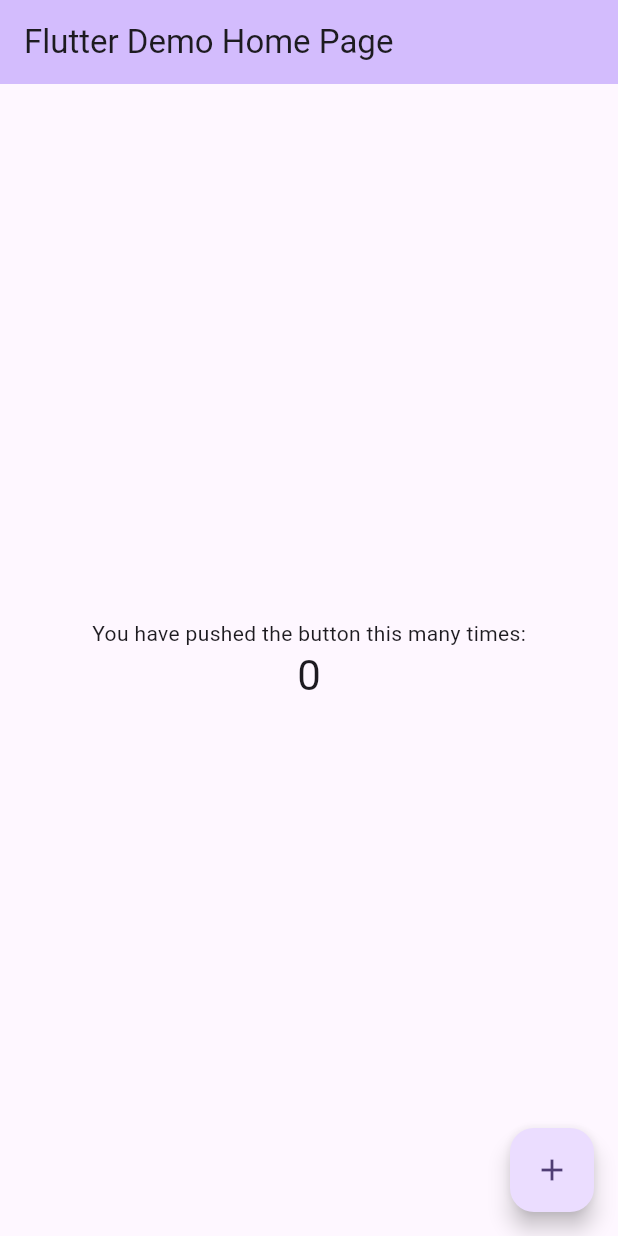
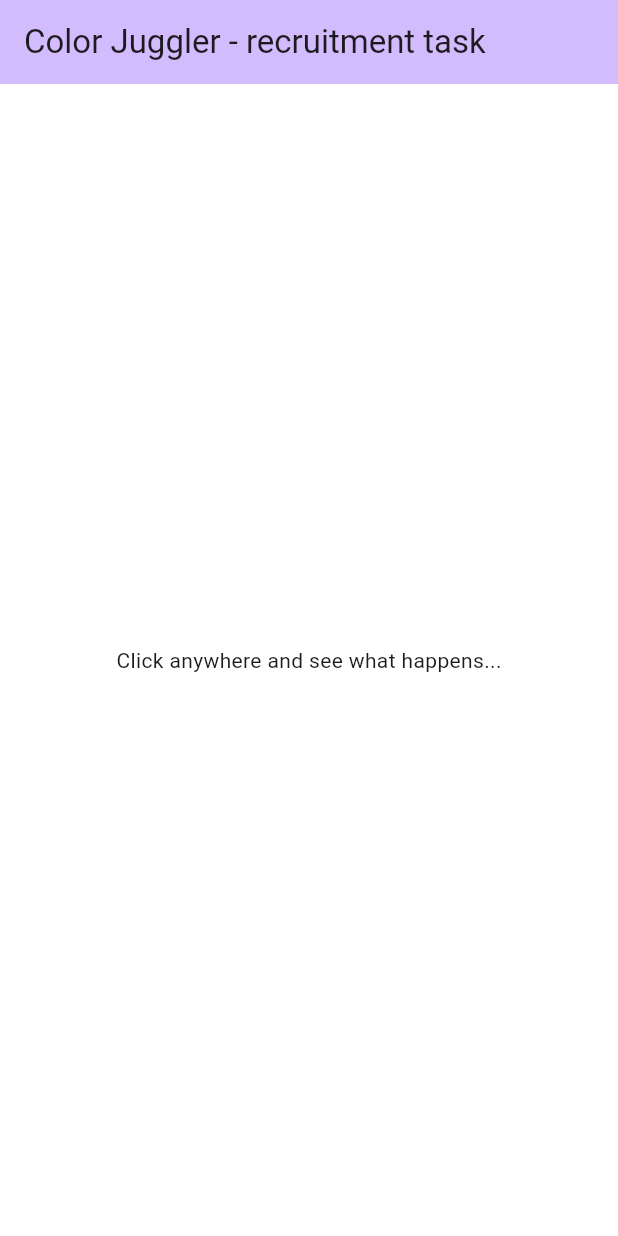
Before and after one commit to LeszekR/color-juggler, a Flutter app: the screen it shows after launch, on a phone screen of 412 x 824 dp. Run offline on Flutter 3.47's test engine with Material 3 defaults, Android fonts, the phone set to English and light mode, and no system bars.

Commit message:
feat: bootstrap project with basic color feature
- add ColorsView, ColorsViewData, ColorsViewController
- add ColorsJugglerHome with Scaffold and initial layout
- add AppRunner for app bootstrap
- minimal app wiring, app runs successfully

```diff
--- /dev/null
+++ b/lib/app.dart
@@ -0,0 +1,17 @@
+import 'package:color_juggler/app/home/color_juggler_app.dart';
+import 'package:flutter/material.dart';
+
+/// Entry point runner for the application.
+///
+/// Provides a place to bootstrap tools like logger, configuration, or DI.
+/// For this small app, it only calls [ColorJugglerApp].
+Future<void> run() async {
+  WidgetsFlutterBinding.ensureInitialized();
+
+  // here is room for bootstrapping other app elements
+  //  - Logger
+  //  - Config (.env, etc)
+  //  - DI (GetIt, etc)
+
+  runApp(const ColorJugglerApp());
+}
--- /dev/null
+++ b/lib/app/features/color_page/controller/color_view_controller.dart
@@ -0,0 +1,41 @@
+import 'dart:math';
+import 'dart:ui';
+
+import 'package:color_juggler/app/features/color_page/model/color_view_data.dart';
+
+/// Controls the logic for [../view/ColorView].
+///
+/// Responsible for generating and updating the current color state.
+class ColorViewController {
+  /// Random number generator used for color components.
+  final Random random = Random();
+
+  /// Holds the current state of the color view.
+  ColorViewData data;
+
+  /// Creates a [ColorViewController] with the given [data].
+  ColorViewController(this.data);
+
+  /// Generates a new color and updates [data].
+  void nextColor() {
+    _nextColor();
+  }
+
+  void _nextColor() {
+    const int maxIterations = 1000;
+    var i = 0;
+    int red, green, blue;
+    Color? newColor;
+
+    // maxIterations prevent the very unlikely, yet possible case of infinite loop
+    while (data.color == newColor && i < maxIterations) {
+      red = random.nextInt(256);
+      green = random.nextInt(256);
+      blue = random.nextInt(256);
+      newColor = Color.fromRGBO(red, green, blue, 1);
+      i++;
+    }
+
+    data = data.copyWith(color: newColor ?? data.color);
+  }
+}
--- /dev/null
+++ b/lib/app/features/color_page/model/color_view_data.dart
@@ -0,0 +1,14 @@
+import 'package:flutter/material.dart';
+
+/// Immutable state object holding all dynamic values of [../view/ColorView].
+class ColorViewData {
+  final Color color;
+
+  /// Immutable state object for ColorView.
+  const ColorViewData({this.color = Colors.white});
+
+  /// Creates a copy with optional new color.
+  ColorViewData copyWith({Color? color}) {
+    return ColorViewData(color: color ?? this.color);
+  }
+}
--- /dev/null
+++ b/lib/app/features/color_page/view/color_view.dart
@@ -0,0 +1,41 @@
+import 'package:color_juggler/app/features/color_page/controller/color_view_controller.dart';
+import 'package:color_juggler/app/features/color_page/model/color_view_data.dart';
+import 'package:flutter/cupertino.dart';
+
+/// Main widget that displays the current color and handles interactions.
+class ColorView extends StatefulWidget {
+  /// Creates a [ColorView].
+  const ColorView();
+
+  @override
+  _ColorViewState createState() => _ColorViewState();
+}
+
+/// State class for [ColorView].
+class _ColorViewState extends State<ColorView> {
+  /// Controller that manages the color state.
+  late final ColorViewController controller;
+
+  @override
+  void initState() {
+    super.initState();
+
+    // This state should be preserved up in the tree - this is an absolutely minimal implementation which will loose
+    // the state on every rebuild
+    var data = ColorViewData();
+    controller = ColorViewController(data);
+  }
+
+  void _newColor() {
+    controller.nextColor();
+    setState(() {});
+  }
+
+  @override
+  Widget build(BuildContext context) {
+    return DecoratedBox(
+      decoration: BoxDecoration(color: controller.data.color),
+      child: Center(child: Text('Click anywhere and see what happens...')),
+    );
+  }
+}
--- /dev/null
+++ b/lib/app/home/color_juggler_app.dart
@@ -0,0 +1,20 @@
+import 'package:color_juggler/app/home/color_juggler_home.dart';
+import 'package:flutter/material.dart';
+
+/// Root widget for the Color Juggler application.
+///
+/// Sets up [MaterialApp] with theme and home page.
+class ColorJugglerApp extends StatelessWidget {
+  /// Creates a [ColorJugglerApp].
+  const ColorJugglerApp({super.key});
+
+  @override
+  Widget build(BuildContext context) {
+    return MaterialApp(
+      title: 'Color Juggler',
+      theme: ThemeData(colorScheme: ColorScheme.fromSeed(seedColor: Colors.deepPurple)),
+      debugShowCheckedModeBanner: false,
+      home: const ColorJugglerHome(title: 'Color Juggler - recruitment task'),
+    );
+  }
+}
--- /dev/null
+++ b/lib/app/home/color_juggler_home.dart
@@ -0,0 +1,26 @@
+import 'package:color_juggler/app/features/color_page/view/color_view.dart';
+import 'package:flutter/material.dart';
+
+/// Home page of the Color Juggler app.
+///
+/// Displays the [ColorView] inside a [Scaffold].
+class ColorJugglerHome extends StatelessWidget {
+  /// Title displayed in the app bar.
+  final String title;
+
+  /// Creates a [ColorJugglerHome] with the given [title].
+  const ColorJugglerHome({super.key, required this.title});
+
+  @override
+  Widget build(BuildContext context) {
+    return Scaffold(
+      appBar: AppBar(
+        backgroundColor: Theme.of(context).colorScheme.inversePrimary,
+        title: Text(title),
+      ),
+      body: Center(
+        child: ColorView(),
+      ),
+    );
+  }
+}
--- a/lib/main.dart
+++ b/lib/main.dart
@@ -1,122 +1,5 @@
-import 'package:flutter/material.dart';
+import 'package:color_juggler/app.dart';
 
 void main() {
-  runApp(const MyApp());
+  run();
 }
-
-class MyApp extends StatelessWidget {
-  const MyApp({super.key});
-
-  // This widget is the root of your application.
-  @override
-  Widget build(BuildContext context) {
-    return MaterialApp(
-      title: 'Flutter Demo',
-      theme: ThemeData(
-        // This is the theme of your application.
-        //
-        // TRY THIS: Try running your application with "flutter run". You'll see
-        // the application has a purple toolbar. Then, without quitting the app,
-        // try changing the seedColor in the colorScheme below to Colors.green
-        // and then invoke "hot reload" (save your changes or press the "hot
-        // reload" button in a Flutter-supported IDE, or press "r" if you used
-        // the command line to start the app).
-        //
-        // Notice that the counter didn't reset back to zero; the application
-        // state is not lost during the reload. To reset the state, use hot
-        // restart instead.
-        //
-        // This works for code too, not just values: Most code changes can be
-        // tested with just a hot reload.
-        colorScheme: ColorScheme.fromSeed(seedColor: Colors.deepPurple),
-      ),
-      home: const MyHomePage(title: 'Flutter Demo Home Page'),
-    );
-  }
-}
-
-class MyHomePage extends StatefulWidget {
-  const MyHomePage({super.key, required this.title});
-
-  // This widget is the home page of your application. It is stateful, meaning
-  // that it has a State object (defined below) that contains fields that affect
-  // how it looks.
-
-  // This class is the configuration for the state. It holds the values (in this
-  // case the title) provided by the parent (in this case the App widget) and
-  // used by the build method of the State. Fields in a Widget subclass are
-  // always marked "final".
-
-  final String title;
-
-  @override
-  State<MyHomePage> createState() => _MyHomePageState();
-}
-
-class _MyHomePageState extends State<MyHomePage> {
-  int _counter = 0;
-
-  void _incrementCounter() {
-    setState(() {
-      // This call to setState tells the Flutter framework that something has
-      // changed in this State, which causes it to rerun the build method below
-      // so that the display can reflect the updated values. If we changed
-      // _counter without calling setState(), then the build method would not be
-      // called again, and so nothing would appear to happen.
-      _counter++;
-    });
-  }
-
-  @override
-  Widget build(BuildContext context) {
-    // This method is rerun every time setState is called, for instance as done
-    // by the _incrementCounter method above.
-    //
-    // The Flutter framework has been optimized to make rerunning build methods
-    // fast, so that you can just rebuild anything that needs updating rather
-    // than having to individually change instances of widgets.
-    return Scaffold(
-      appBar: AppBar(
-        // TRY THIS: Try changing the color here to a specific color (to
-        // Colors.amber, perhaps?) and trigger a hot reload to see the AppBar
-        // change color while the other colors stay the same.
-        backgroundColor: Theme.of(context).colorScheme.inversePrimary,
-        // Here we take the value from the MyHomePage object that was created by
-        // the App.build method, and use it to set our appbar title.
-        title: Text(widget.title),
-      ),
-      body: Center(
-        // Center is a layout widget. It takes a single child and positions it
-        // in the middle of the parent.
-        child: Column(
-          // Column is also a layout widget. It takes a list of children and
-          // arranges them vertically. By default, it sizes itself to fit its
-          // children horizontally, and tries to be as tall as its parent.
-          //
-          // Column has various properties to control how it sizes itself and
-          // how it positions its children. Here we use mainAxisAlignment to
-          // center the children vertically; the main axis here is the vertical
-          // axis because Columns are vertical (the cross axis would be
-          // horizontal).
-          //
-          // TRY THIS: Invoke "debug painting" (choose the "Toggle Debug Paint"
-          // action in the IDE, or press "p" in the console), to see the
-          // wireframe for each widget.
-          mainAxisAlignment: MainAxisAlignment.center,
-          children: <Widget>[
-            const Text('You have pushed the button this many times:'),
-            Text(
-              '$_counter',
-              style: Theme.of(context).textTheme.headlineMedium,
-            ),
-          ],
-        ),
-      ),
-      floatingActionButton: FloatingActionButton(
-        onPressed: _incrementCounter,
-        tooltip: 'Increment',
-        child: const Icon(Icons.add),
-      ), // This trailing comma makes auto-formatting nicer for build methods.
-    );
-  }
-}
```
Also changed, not shown: 3 other files.
